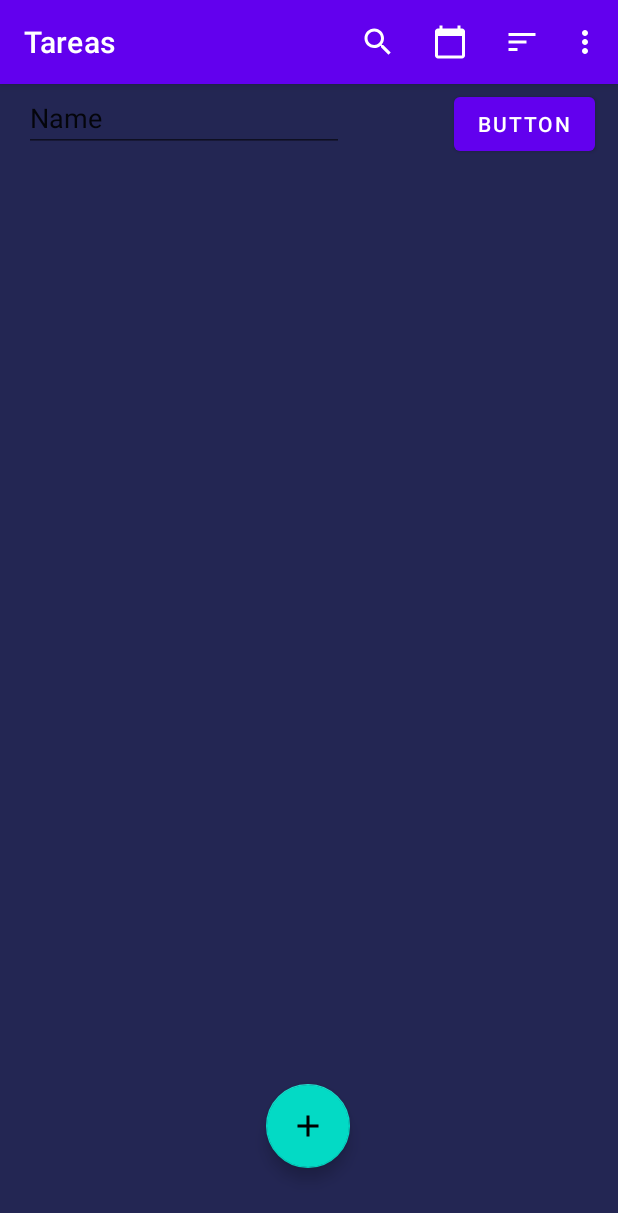
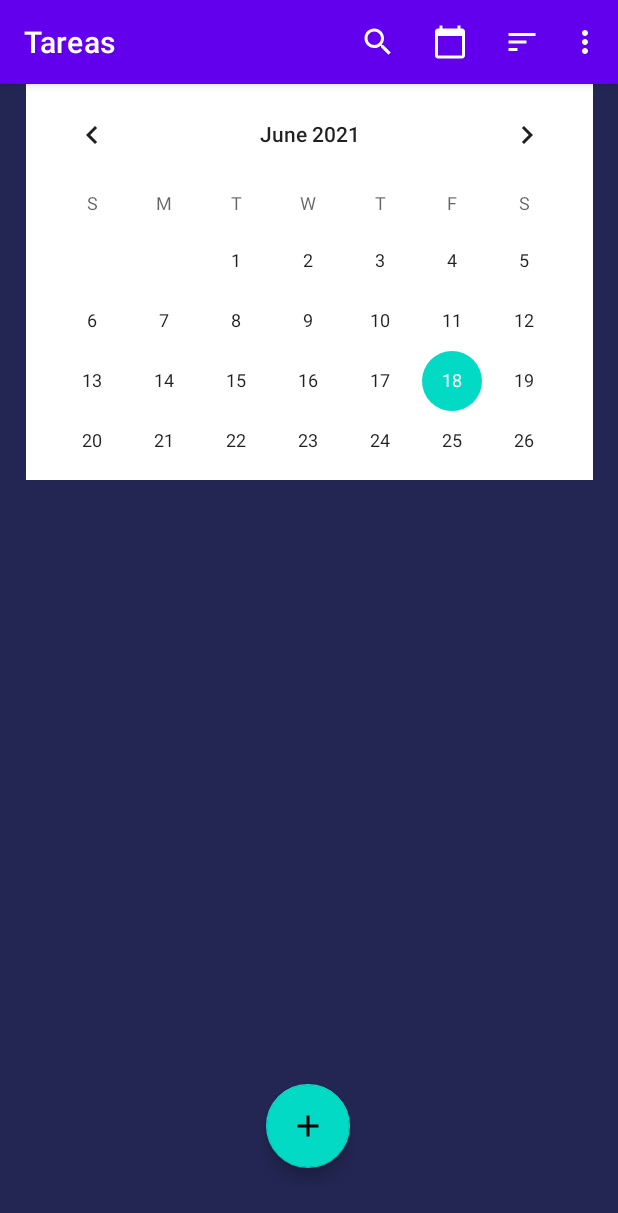
Before and after one commit to miguelcamp/ProyectoMoviles, an Android app: the screen it shows after launch (MainActivity), on a phone screen of 412 x 824 dp. Shown: the top 1213 px of the screen. Run offline under Robolectric (Android 15) with nearby library versions, the phone set to English and light mode, and no system bars; our stand-ins replace Dagger/Hilt's generated code, Room's generated code, navigation-ui; libraries missing offline, so code that uses them is left out: androidx.datastore.preferences, androidx.hilt, androidx.hilt.lifecycle; 2 statements that could not run were skipped.

Commit message:
Cambio de fecha arreglado

```diff
--- a/app/src/main/java/edu/bo/ucb/agenda/ui/agregareditarTarea/AgregarEditarTareaFragment.kt
+++ b/app/src/main/java/edu/bo/ucb/agenda/ui/agregareditarTarea/AgregarEditarTareaFragment.kt
@@ -16,7 +16,6 @@ import dagger.hilt.android.AndroidEntryPoint
 import edu.bo.ucb.agenda.R
 import edu.bo.ucb.agenda.databinding.FragmentAnadirEditarTareaBinding
 import edu.bo.ucb.agenda.util.exhaustive
-import kotlinx.android.synthetic.main.fragment_anadir_editar_tarea.*
 import kotlinx.coroutines.flow.collect
 
 
@@ -47,15 +46,12 @@ class AgregarEditarTareaFragment : Fragment(R.layout.fragment_anadir_editar_tare
             checkboxImportante.setOnCheckedChangeListener { _, isChecked ->
                 viewModel.tareaImportante = isChecked
             }
-
-
             calendarViewTarea.setOnDateChangeListener(
                 OnDateChangeListener { view, year, month, dayOfMonth ->
                     val fecha = (dayOfMonth.toString() + "/"
                             + (month + 1) + "/" + year)
-
-                    // set this date in TextView for Display
                     textViewFechaLimite.text = fecha
+                    viewModel.fechaLimite = fecha
                 })
             fabGuardarTarea.setOnClickListener {
                 viewModel.onSaveClick()
--- a/app/src/main/java/edu/bo/ucb/agenda/ui/agregareditarTarea/AgregarEditarTareaViewModel.kt
+++ b/app/src/main/java/edu/bo/ucb/agenda/ui/agregareditarTarea/AgregarEditarTareaViewModel.kt
@@ -36,7 +36,7 @@ class AgregarEditarTareaViewModel @ViewModelInject constructor(
     var fechaLimite = state.get<String>("fechaLimite") ?: tarea?.fechaLimite ?:""
         set(value){
             field = value
-            state.set("fechaLimite",value)
+            state.set("fechaLimite", value)
         }
     private val canalEventoAgregarEditarTarea = Channel<EventoAgregarEditarTarea>()
     val eventoAgregarEditarTarea = canalEventoAgregarEditarTarea.receiveAsFlow()
--- a/app/src/main/java/edu/bo/ucb/agenda/ui/calendario/CalendarioFragment.kt
+++ b/app/src/main/java/edu/bo/ucb/agenda/ui/calendario/CalendarioFragment.kt
@@ -15,7 +15,6 @@ import java.util.*
 class CalendarioFragment : Fragment(R.layout.fragment_calendario) {
     private val viewModel: TareasViewModel by viewModels()
     var date: String = SimpleDateFormat("dd/MM/yyyy", Locale.getDefault()).format(Date())
-    private val CanalEventoTareas = Channel<TareasViewModel.EventoTareas>()
 
     override fun onViewCreated(view: View, savedInstanceState: Bundle?) {
         super.onViewCreated(view, savedInstanceState)
--- a/app/src/main/java/edu/bo/ucb/agenda/ui/tareas/TareasFragment.kt
+++ b/app/src/main/java/edu/bo/ucb/agenda/ui/tareas/TareasFragment.kt
@@ -66,9 +66,6 @@ class TareasFragment : Fragment(R.layout.fragment_tareas), TareasAdapter.onItemC
 
             fab_añadir_tarea.setOnClickListener{
                 viewModel.alPresionarAgregarTarea()
-            }
-            button.setOnClickListener{
-                viewModel.alClickearFecha(editTextFecha.toString())
             }
         }
 
--- a/app/src/main/res/layout/fragment_tareas.xml
+++ b/app/src/main/res/layout/fragment_tareas.xml
@@ -10,11 +10,13 @@
 
     <androidx.recyclerview.widget.RecyclerView
         android:id="@+id/recycler_view_tareas"
-        android:layout_width="wrap_content"
-        android:layout_height="wrap_content"
+        android:layout_width="376dp"
+        android:layout_height="305dp"
+        android:layout_marginTop="16dp"
         app:layout_constraintEnd_toEndOf="parent"
+        app:layout_constraintHorizontal_bias="0.485"
         app:layout_constraintStart_toStartOf="parent"
-        app:layout_constraintTop_toBottomOf="@+id/editTextFecha" />
+        app:layout_constraintTop_toBottomOf="@+id/calendarMain" />
 
     <com.google.android.material.floatingactionbutton.FloatingActionButton
         android:id="@+id/fab_añadir_tarea"
@@ -28,34 +30,13 @@
         app:layout_constraintTop_toTopOf="parent"
         app:layout_constraintVertical_bias="0.936" />
 
-    <EditText
-        android:id="@+id/editTextFecha"
-        android:layout_width="wrap_content"
-        android:layout_height="wrap_content"
-        android:ems="10"
-        android:inputType="textPersonName"
-        android:text="Name"
+    <CalendarView
+        android:id="@+id/calendarMain"
+        android:layout_width="378dp"
+        android:layout_height="264dp"
+        android:background="@color/white"
         app:layout_constraintEnd_toEndOf="parent"
-        app:layout_constraintHorizontal_bias="0.079"
         app:layout_constraintStart_toStartOf="parent"
-        tools:layout_editor_absoluteY="3dp" />
+        app:layout_constraintTop_toTopOf="parent" />
 
-    <androidx.constraintlayout.widget.ConstraintLayout
-        android:id="@+id/constraintLayout"
-        android:layout_width="wrap_content"
-        android:layout_height="wrap_content">
-
-    </androidx.constraintlayout.widget.ConstraintLayout>
-
-    <Button
-        android:id="@+id/button"
-        android:layout_width="wrap_content"
-        android:layout_height="wrap_content"
-        android:text="Button"
-        app:layout_constraintBottom_toBottomOf="parent"
-        app:layout_constraintEnd_toEndOf="parent"
-        app:layout_constraintHorizontal_bias="0.826"
-        app:layout_constraintStart_toEndOf="@+id/editTextFecha"
-        app:layout_constraintTop_toTopOf="parent"
-        app:layout_constraintVertical_bias="0.004" />
 </androidx.constraintlayout.widget.ConstraintLayout>
```
